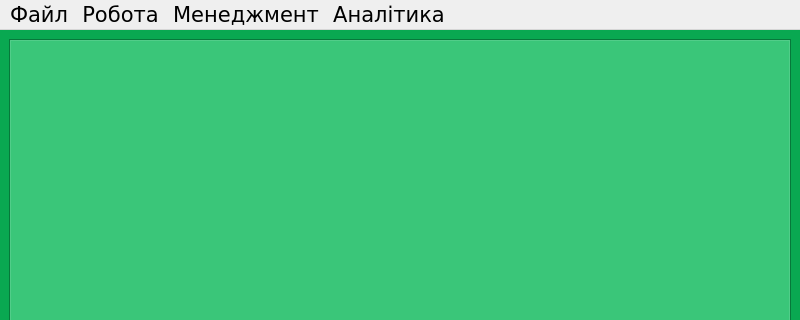
Above: AutoCenterDesktop/mainwindow.ui from Sage-Cat/AutoCenterDesktop before the change; both pictures show x 0 to 800 and y 0 to 320 of the 800 by 600 pixel window. Below: the same form after it.
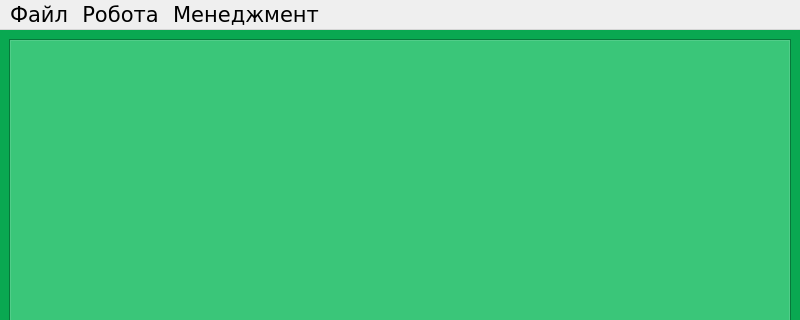
That is the form after the change.

The edit to the form file:
```diff
--- a/AutoCenterDesktop/mainwindow.ui
+++ b/AutoCenterDesktop/mainwindow.ui
@@ -1008,21 +1008,9 @@
     <addaction name="separator"/>
     <addaction name="act_exit"/>
    </widget>
-   <widget class="QMenu" name="menu_analytics">
-    <property name="font">
-     <font>
-      <pointsize>16</pointsize>
-     </font>
-    </property>
-    <property name="title">
-     <string>Аналітика</string>
-    </property>
-    <addaction name="act_statistics"/>
-   </widget>
    <addaction name="menu_file"/>
    <addaction name="menu_work"/>
    <addaction name="menu_management"/>
-   <addaction name="menu_analytics"/>
   </widget>
   <action name="act_sales">
    <property name="text">
```
Left out of the diff: 2 changed lines with no effect on the pictures.
